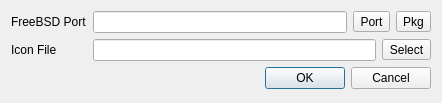
This is src-qt4/EasyPBI/newModuleDialog.ui in trueos/pcbsd as Qt 5 draws it before an edit. The edited form follows.
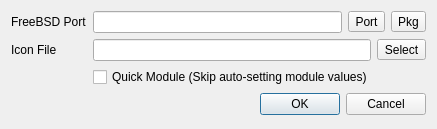
This is the edited form. Icons and pictures are not drawn.

Commit message: Add the ability for EasyPBI to fetch/read the package plist for auto-setting the type of application. I will also use the plist for other auto-settings here soon.

Diff of the .ui file:
```diff
--- a/src-qt4/EasyPBI/newModuleDialog.ui
+++ b/src-qt4/EasyPBI/newModuleDialog.ui
@@ -6,8 +6,8 @@
    <rect>
     <x>0</x>
     <y>0</y>
-    <width>442</width>
-    <height>103</height>
+    <width>437</width>
+    <height>129</height>
    </rect>
   </property>
   <property name="windowTitle">
@@ -90,7 +90,7 @@
      </item>
     </layout>
    </item>
-   <item row="3" column="0">
+   <item row="4" column="0">
     <spacer name="verticalSpacer">
      <property name="orientation">
       <enum>Qt::Vertical</enum>
@@ -103,7 +103,7 @@
      </property>
     </spacer>
    </item>
-   <item row="3" column="1">
+   <item row="4" column="1">
     <widget class="QDialogButtonBox" name="buttonBox">
      <property name="orientation">
       <enum>Qt::Horizontal</enum>
@@ -113,6 +113,13 @@
      </property>
     </widget>
    </item>
+   <item row="3" column="1">
+    <widget class="QCheckBox" name="check_quick">
+     <property name="text">
+      <string>Quick Module (Skip auto-setting module values)</string>
+     </property>
+    </widget>
+   </item>
   </layout>
  </widget>
  <resources>
```
The commit also changes 8 other files.
